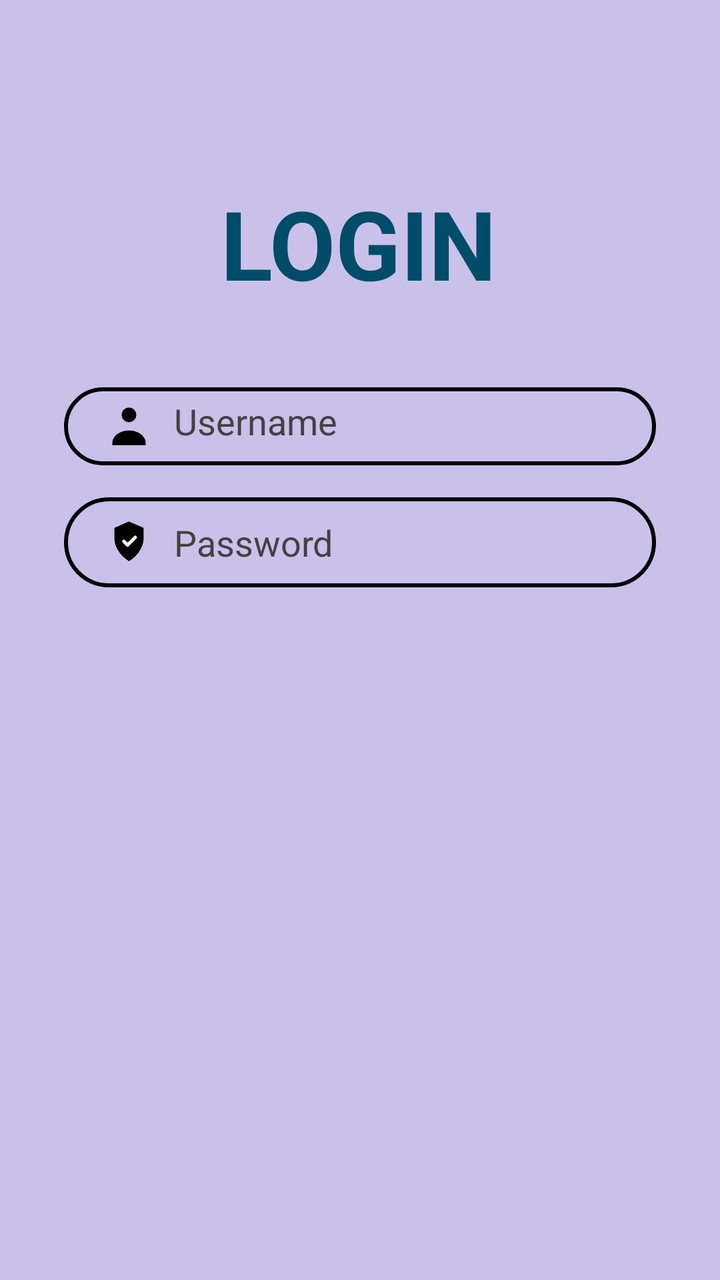
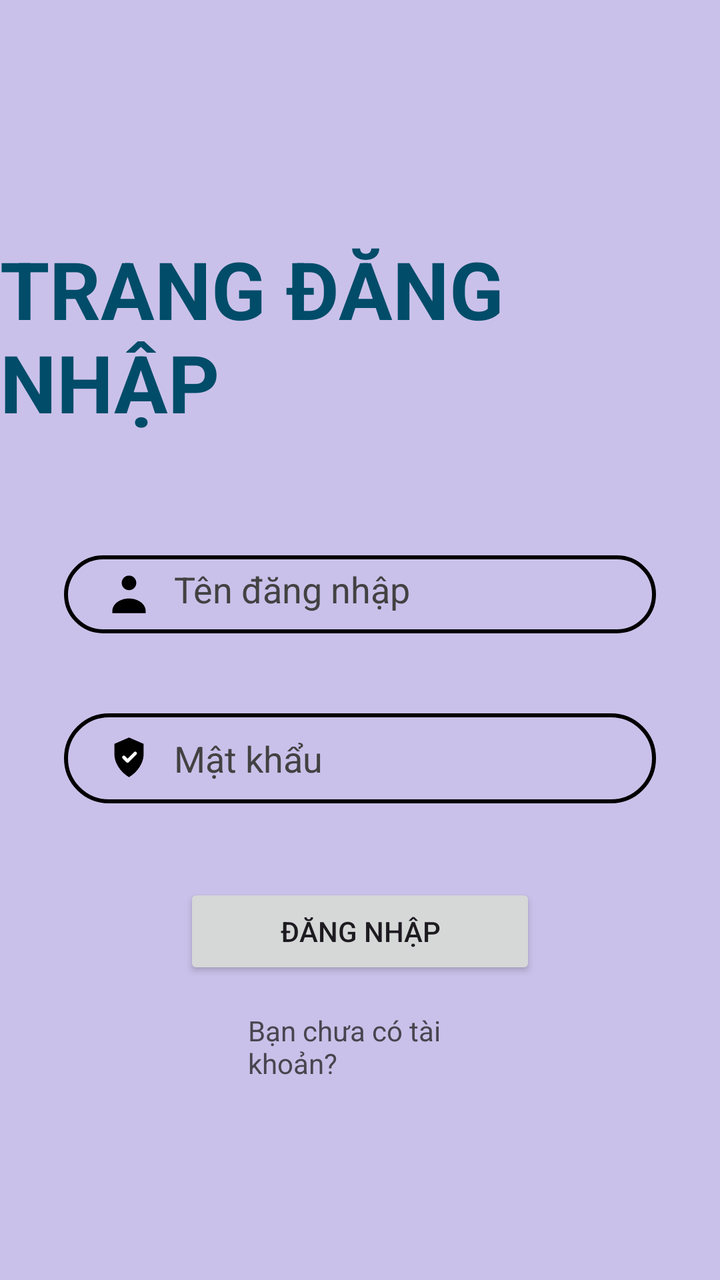

The first picture is an Android layout as it rendered before a commit; the second is the same layout after the commit. The layout source and the unified diff follow.
<!-- AndroidManifest.xml: application theme Theme.ManHinhUngDung -->
<!-- res/layout/activity_login.xml -->
<?xml version="1.0" encoding="utf-8"?>
<androidx.constraintlayout.widget.ConstraintLayout xmlns:android="http://schemas.android.com/apk/res/android"
    xmlns:app="http://schemas.android.com/apk/res-auto"
    xmlns:tools="http://schemas.android.com/tools"
    android:id="@+id/main"
    android:layout_width="match_parent"
    android:layout_height="match_parent"
    android:background="@color/design_default_color_primary_dark"
    android:backgroundTint="@color/material_dynamic_tertiary80"
    tools:context=".MainActivity">

    <TextView
        android:id="@+id/textView3"
        android:layout_width="wrap_content"
        android:layout_height="wrap_content"
        android:shadowColor="@color/black"
        android:text="LOGIN"
        android:textAlignment="center"
        android:textColor="@color/material_dynamic_primary30"
        android:textSize="48sp"
        android:textStyle="bold"
        app:layout_constraintBottom_toBottomOf="parent"
        app:layout_constraintEnd_toEndOf="parent"
        app:layout_constraintHorizontal_bias="0.498"
        app:layout_constraintStart_toStartOf="parent"
        app:layout_constraintTop_toTopOf="parent"
        app:layout_constraintVertical_bias="0.155" />

    <EditText
        android:id="@+id/inputUsername"
        android:layout_width="0dp"
        android:layout_height="39dp"
        android:layout_marginStart="32dp"
        android:layout_marginTop="40dp"
        android:layout_marginEnd="32dp"
        android:background="@drawable/input_bg"
        android:drawableLeft="@drawable/ic_person"
        android:drawablePadding="10dp"
        android:ems="10"
        android:hint="Username"
        android:inputType="text"
        android:paddingLeft="20dp"
        android:paddingTop="10dp"
        android:paddingRight="10dp"
        android:paddingBottom="10dp"
        android:textColor="@color/black"
        android:textColorHint="@color/cardview_dark_background"
        app:layout_constraintEnd_toEndOf="parent"
        app:layout_constraintStart_toStartOf="parent"
        app:layout_constraintTop_toBottomOf="@+id/textView3" />

    <EditText
        android:id="@+id/inputPassword"
        android:layout_width="0dp"
        android:layout_height="wrap_content"
        android:layout_marginTop="16dp"
        android:background="@drawable/input_bg"
        android:drawableLeft="@drawable/ic_security_shield_check"
        android:drawablePadding="10dp"
        android:ems="10"
        android:hint="Password"
        android:inputType="text"
        android:paddingLeft="20dp"
        android:paddingTop="10dp"
        android:paddingRight="10dp"
        android:paddingBottom="10dp"
        android:textColor="@color/black"
        android:textColorHint="@color/cardview_dark_background"
        app:layout_constraintEnd_toEndOf="@+id/inputUsername"
        app:layout_constraintStart_toStartOf="@+id/inputUsername"
        app:layout_constraintTop_toBottomOf="@+id/inputUsername" />

</androidx.constraintlayout.widget.ConstraintLayout>
<!-- resources referenced by this layout -->
<resources>
  <color name="black">#FF000000</color>
  <!-- drawable ic_person (drawable) -->
  <?xml version="1.0" encoding="utf-8"?>
  <vector xmlns:android="http://schemas.android.com/apk/res/android"
      android:width="25dp"
      android:height="25dp"
      android:viewportWidth="24"
      android:viewportHeight="24">
  
      
      <path
          android:fillColor="#000000"
          android:pathData="M12,3
                            a3.5,3.5 0 1,0 0,7
                            a3.5,3.5 0 1,0 0,-7"/>
      
      <path
          android:fillColor="#000000"
          android:pathData="M4,20
                            c0,-3.3 3.6,-6 8,-6
                            s8,2.7 8,6
                            v1
                            H4
                            v-1z"/>
  </vector>
  <!-- drawable ic_security_shield_check (drawable) -->
  <?xml version="1.0" encoding="utf-8"?>
  <vector xmlns:android="http://schemas.android.com/apk/res/android"
      android:width="25dp"
      android:height="25dp"
      android:viewportWidth="24"
      android:viewportHeight="24">
  
      <path
          android:fillColor="#000000"
          android:pathData="M12,2 L19,5 v5 c0,5 -3.9,9.3 -7,11 c-3.1,-1.7 -7,-6 -7,-11 V5 L12,2 z"/>
      <path
          android:strokeWidth="1.6"
          android:strokeColor="#FFFFFF"
          android:fillColor="@android:color/transparent"
          android:pathData="M9.5,11.5 L11.3,13.3 L15,9.6"
          android:strokeLineCap="round"
          android:strokeLineJoin="round"/>
  </vector>
  <!-- drawable input_bg (drawable) -->
  <?xml version="1.0" encoding="utf-8"?>
  <shape xmlns:android="http://schemas.android.com/apk/res/android">
      <stroke android:color="@color/black" android:width="2dp"/>
      <corners android:radius="70dp"/>
  
  </shape>
  <style name="Theme.ManHinhUngDung" parent="Base.Theme.ManHinhUngDung" />
  <style name="Base.Theme.ManHinhUngDung" parent="Theme.Material3.DayNight.NoActionBar">
          
          
      </style>
</resources>

<!-- the commit's change to res/layout/activity_login.xml (unified diff, before → after) -->
@@ -2,7 +2,7 @@
 <androidx.constraintlayout.widget.ConstraintLayout xmlns:android="http://schemas.android.com/apk/res/android"
     xmlns:app="http://schemas.android.com/apk/res-auto"
     xmlns:tools="http://schemas.android.com/tools"
-    android:id="@+id/main"
+    android:id="@+id/id_login"
     android:layout_width="match_parent"
     android:layout_height="match_parent"
     android:background="@color/design_default_color_primary_dark"
@@ -14,30 +14,30 @@
         android:layout_width="wrap_content"
         android:layout_height="wrap_content"
         android:shadowColor="@color/black"
-        android:text="LOGIN"
+        android:text="TRANG ĐĂNG NHẬP"
         android:textAlignment="center"
         android:textColor="@color/material_dynamic_primary30"
-        android:textSize="48sp"
+        android:textSize="40sp"
         android:textStyle="bold"
         app:layout_constraintBottom_toBottomOf="parent"
         app:layout_constraintEnd_toEndOf="parent"
-        app:layout_constraintHorizontal_bias="0.498"
+        app:layout_constraintHorizontal_bias="0.496"
         app:layout_constraintStart_toStartOf="parent"
         app:layout_constraintTop_toTopOf="parent"
-        app:layout_constraintVertical_bias="0.155" />
+        app:layout_constraintVertical_bias="0.218" />
 
     <EditText
         android:id="@+id/inputUsername"
         android:layout_width="0dp"
         android:layout_height="39dp"
         android:layout_marginStart="32dp"
-        android:layout_marginTop="40dp"
+        android:layout_marginTop="60dp"
         android:layout_marginEnd="32dp"
         android:background="@drawable/input_bg"
         android:drawableLeft="@drawable/ic_person"
         android:drawablePadding="10dp"
         android:ems="10"
-        android:hint="Username"
+        android:hint="Tên đăng nhập"
         android:inputType="text"
         android:paddingLeft="20dp"
         android:paddingTop="10dp"
@@ -45,7 +45,9 @@
         android:paddingBottom="10dp"
         android:textColor="@color/black"
         android:textColorHint="@color/cardview_dark_background"
+        android:textSize="18dp"
         app:layout_constraintEnd_toEndOf="parent"
+        app:layout_constraintHorizontal_bias="0.0"
         app:layout_constraintStart_toStartOf="parent"
         app:layout_constraintTop_toBottomOf="@+id/textView3" />
 
@@ -53,12 +55,12 @@
         android:id="@+id/inputPassword"
         android:layout_width="0dp"
         android:layout_height="wrap_content"
-        android:layout_marginTop="16dp"
+        android:layout_marginTop="40dp"
         android:background="@drawable/input_bg"
         android:drawableLeft="@drawable/ic_security_shield_check"
         android:drawablePadding="10dp"
         android:ems="10"
-        android:hint="Password"
+        android:hint="Mật khẩu"
         android:inputType="text"
         android:paddingLeft="20dp"
         android:paddingTop="10dp"
@@ -67,7 +69,32 @@
         android:textColor="@color/black"
         android:textColorHint="@color/cardview_dark_background"
         app:layout_constraintEnd_toEndOf="@+id/inputUsername"
+        app:layout_constraintHorizontal_bias="0.666"
         app:layout_constraintStart_toStartOf="@+id/inputUsername"
         app:layout_constraintTop_toBottomOf="@+id/inputUsername" />
 
+    <Button
+        android:id="@+id/btn_Login"
+        android:layout_width="0dp"
+        android:layout_height="wrap_content"
+        android:layout_marginStart="60dp"
+        android:layout_marginTop="40dp"
+        android:layout_marginEnd="60dp"
+        android:text="Đăng nhập"
+        app:layout_constraintEnd_toEndOf="@+id/inputPassword"
+        app:layout_constraintStart_toStartOf="@+id/inputPassword"
+        app:layout_constraintTop_toBottomOf="@+id/inputPassword" />
+
+    <TextView
+        android:id="@+id/textView4"
+        android:layout_width="0dp"
+        android:layout_height="wrap_content"
+        android:layout_marginStart="32dp"
+        android:layout_marginTop="16dp"
+        android:layout_marginEnd="32dp"
+        android:text="Bạn chưa có tài khoản?"
+        app:layout_constraintEnd_toEndOf="@+id/btn_Login"
+        app:layout_constraintStart_toStartOf="@+id/btn_Login"
+        app:layout_constraintTop_toBottomOf="@+id/btn_Login" />
+
 </androidx.constraintlayout.widget.ConstraintLayout>
